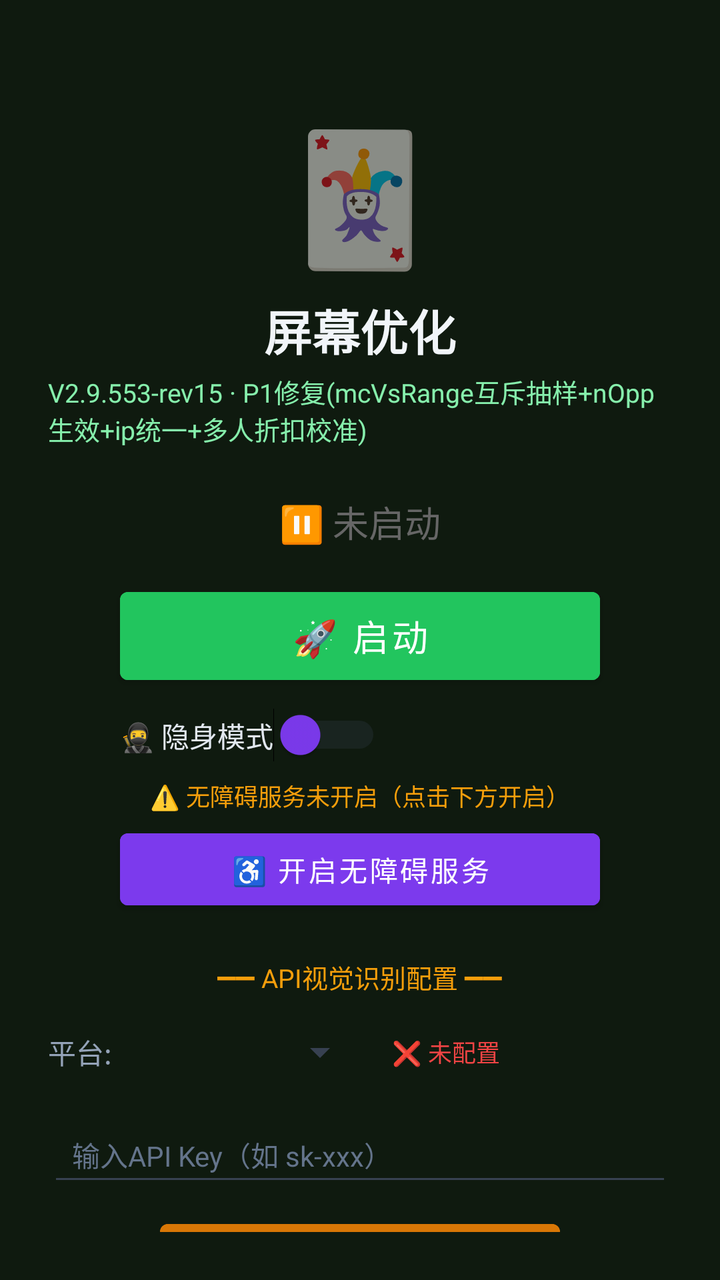
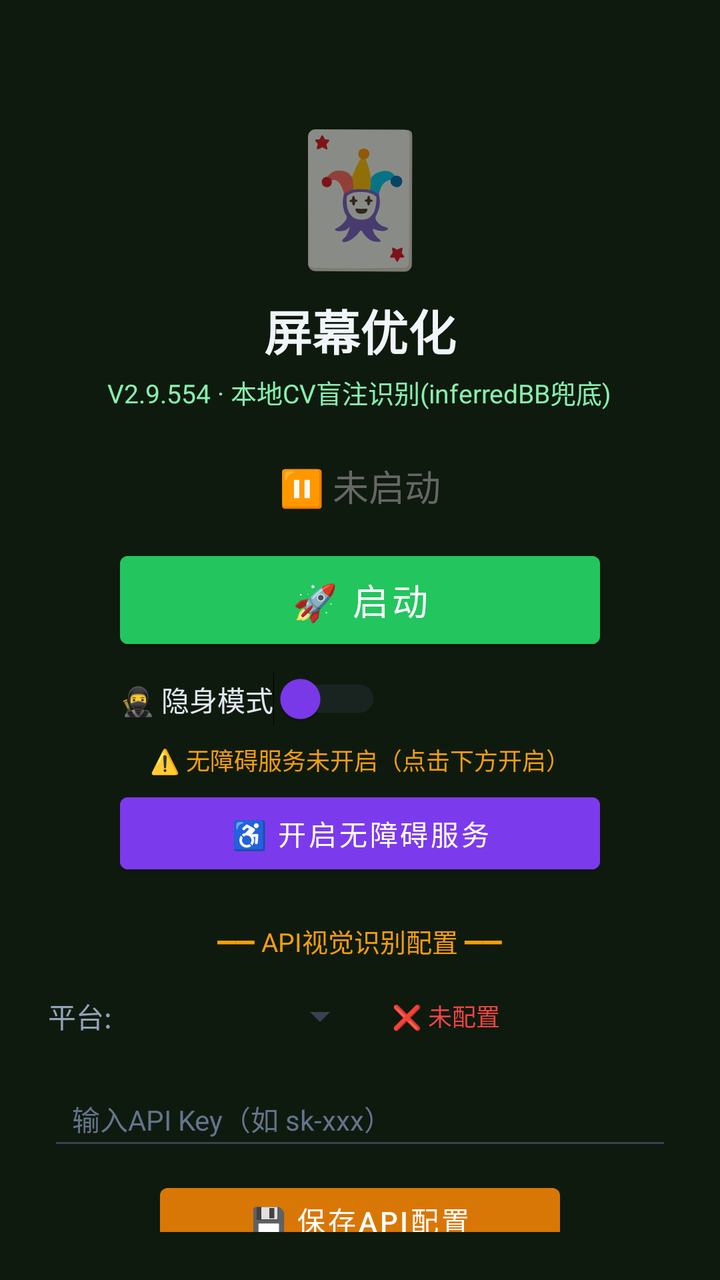

Two renders of the same Android screen: before a commit and after it. Below are the layout's source before the change and the commit's diff.
<!-- AndroidManifest.xml: activity theme Theme.MjScreenshot -->
<!-- res/layout/activity_main.xml -->
<?xml version="1.0" encoding="utf-8"?>
<LinearLayout xmlns:android="http://schemas.android.com/apk/res/android"
    android:layout_width="match_parent"
    android:layout_height="match_parent"
    android:orientation="vertical"
    android:background="#0f1a0f"
    android:padding="24dp"
    android:gravity="center_horizontal">

    <TextView
        android:layout_width="wrap_content"
        android:layout_height="wrap_content"
        android:text="🃏"
        android:textSize="64sp"
        android:layout_marginTop="30dp" />

    <TextView
        android:layout_width="wrap_content"
        android:layout_height="wrap_content"
        android:text="屏幕优化"
        android:textSize="24sp"
        android:textColor="#f1f5f9"
        android:textStyle="bold"
        android:layout_marginTop="8dp" />

    <TextView
        android:layout_width="wrap_content"
        android:layout_height="wrap_content"
        android:text="V2.9.553-rev15 · P1修复(mcVsRange互斥抽样+nOpp生效+ip统一+多人折扣校准)"
        android:textSize="13sp"
        android:textColor="#86efac"
        android:layout_marginTop="4dp" />

    <TextView
        android:id="@+id/tvStatus"
        android:layout_width="wrap_content"
        android:layout_height="wrap_content"
        android:text="⏸ 未启动"
        android:textSize="18sp"
        android:textColor="#666666"
        android:layout_marginTop="24dp" />

    <Button
        android:id="@+id/btnStart"
        android:layout_width="240dp"
        android:layout_height="56dp"
        android:text="🚀 启动"
        android:textSize="18sp"
        android:textColor="#ffffff"
        android:backgroundTint="#22c55e"
        android:layout_marginTop="16dp" />

    <Button
        android:id="@+id/btnHelper"
        android:layout_width="240dp"
        android:layout_height="56dp"
        android:text="🃏 打开智囊"
        android:textSize="16sp"
        android:textColor="#ffffff"
        android:backgroundTint="#16a34a"
        android:layout_marginTop="12dp"
        android:visibility="gone" />

    
    <LinearLayout
        android:layout_width="240dp"
        android:layout_height="wrap_content"
        android:orientation="horizontal"
        android:gravity="center_vertical"
        android:layout_marginTop="8dp">

        <Switch
            android:id="@+id/switchStealth"
            android:layout_width="wrap_content"
            android:layout_height="wrap_content"
            android:text="🥷 隐身模式"
            android:textColor="#e2e8f0"
            android:textSize="14sp"
            android:thumbTint="#7c3aed"
            android:trackTint="#374151" />
    </LinearLayout>

    <TextView
        android:id="@+id/tvAccessibilityStatus"
        android:layout_width="wrap_content"
        android:layout_height="wrap_content"
        android:text="⚠️ 无障碍服务未开启（点击下方开启）"
        android:textSize="12sp"
        android:textColor="#f59e0b"
        android:layout_marginTop="8dp"
        android:gravity="center" />

    <Button
        android:id="@+id/btnAccessibility"
        android:layout_width="240dp"
        android:layout_height="48dp"
        android:text="♿ 开启无障碍服务"
        android:textSize="14sp"
        android:textColor="#ffffff"
        android:backgroundTint="#7c3aed"
        android:layout_marginTop="4dp" />

    <TextView
        android:layout_width="wrap_content"
        android:layout_height="wrap_content"
        android:text="━━ API视觉识别配置 ━━"
        android:textSize="13sp"
        android:textColor="#f59e0b"
        android:layout_marginTop="20dp" />

    <LinearLayout
        android:layout_width="match_parent"
        android:layout_height="wrap_content"
        android:orientation="horizontal"
        android:layout_marginTop="8dp"
        android:gravity="center_vertical">

        <TextView
            android:layout_width="wrap_content"
            android:layout_height="wrap_content"
            android:text="平台:"
            android:textSize="14sp"
            android:textColor="#94a3b8" />

        <Spinner
            android:id="@+id/spinnerProvider"
            android:layout_width="120dp"
            android:layout_height="40dp"
            android:layout_marginStart="8dp"
            android:backgroundTint="#374151" />

        <TextView
            android:id="@+id/tvApiStatus"
            android:layout_width="wrap_content"
            android:layout_height="wrap_content"
            android:text="❌ 未配置"
            android:textSize="12sp"
            android:textColor="#ef4444"
            android:layout_marginStart="12dp" />
    </LinearLayout>

    <EditText
        android:id="@+id/etApiKey"
        android:layout_width="match_parent"
        android:layout_height="44dp"
        android:hint="输入API Key（如 sk-xxx）"
        android:textSize="14sp"
        android:textColor="#e2e8f0"
        android:textColorHint="#64748b"
        android:backgroundTint="#374151"
        android:inputType="textPassword"
        android:layout_marginTop="8dp"
        android:paddingStart="12dp"
        android:paddingEnd="12dp" />

    <Button
        android:id="@+id/btnSaveApi"
        android:layout_width="200dp"
        android:layout_height="44dp"
        android:text="💾 保存API配置"
        android:textSize="14sp"
        android:textColor="#ffffff"
        android:backgroundTint="#d97706"
        android:layout_marginTop="8dp" />

    <TextView
        android:id="@+id/tvHint"
        android:layout_width="wrap_content"
        android:layout_height="wrap_content"
        android:text="先点上方按钮启动截屏"
        android:textSize="13sp"
        android:textColor="#666666"
        android:layout_marginTop="12dp"
        android:gravity="center" />

    <TextView
        android:layout_width="wrap_content"
        android:layout_height="wrap_content"
        android:text="使用步骤：\n1. 配置API Key（支持OpenAI/通义千问VL/硅基流动）\n2. 点「开启无障碍服务」→ 开启\n3. 开启「🥷隐身模式」(反检测)\n4. 点「启动」→ 允许悬浮窗\n5. 打牌时点屏幕上的🎯悬浮球即可截屏识别\n★ 拖动悬浮球可移到不挡牌的位置 ★\n★ 长按悬浮球可展开/收起详细面板 ★\n★ 悬浮球边框颜色=建议：绿=加注 橙=跟注 红=弃牌 ★"
        android:textSize="12sp"
        android:textColor="#64748b"
        android:layout_marginTop="12dp"
        android:lineSpacingExtra="3dp" />

</LinearLayout>
<!-- resources referenced by this layout -->
<resources>
  <style name="Theme.MjScreenshot" parent="Theme.MaterialComponents.DayNight.DarkActionBar">
          <item name="colorPrimary">#1e40af</item>
          <item name="colorPrimaryVariant">#1e3a8a</item>
          <item name="colorOnPrimary">#ffffff</item>
          <item name="android:statusBarColor">#0f172a</item>
      </style>
</resources>

<!-- the commit's change to res/layout/activity_main.xml (unified diff, before → after) -->
@@ -26,7 +26,7 @@
     <TextView
         android:layout_width="wrap_content"
         android:layout_height="wrap_content"
-        android:text="V2.9.553-rev15 · P1修复(mcVsRange互斥抽样+nOpp生效+ip统一+多人折扣校准)"
+        android:text="V2.9.554 · 本地CV盲注识别(inferredBB兜底)"
         android:textSize="13sp"
         android:textColor="#86efac"
         android:layout_marginTop="4dp" />
